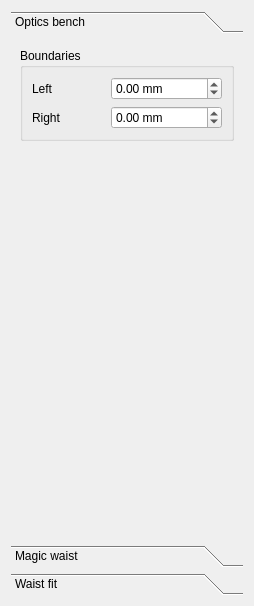
krokosik/GaussianBeam, file gui/GaussianBeamWidget.ui: the form before one commit.
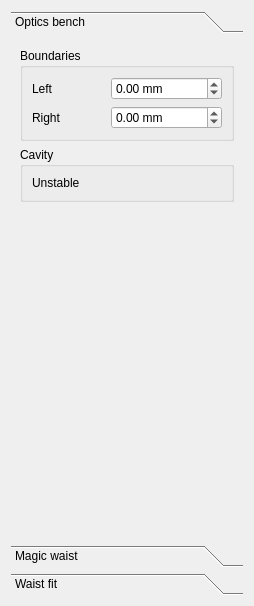
The form after the commit. Icons and pictures are not drawn.

Commit message: Progress on the cavity front

What changed in the file:
```diff
--- a/gui/GaussianBeamWidget.ui
+++ b/gui/GaussianBeamWidget.ui
@@ -44,7 +44,7 @@
         <attribute name="label" >
          <string>Optics bench</string>
         </attribute>
-        <layout class="QVBoxLayout" >
+        <layout class="QVBoxLayout" name="verticalLayout_2" >
          <item>
           <widget class="QGroupBox" name="groupBox" >
            <property name="title" >
@@ -100,6 +100,22 @@
            </layout>
           </widget>
          </item>
+         <item>
+          <widget class="QGroupBox" name="groupBox_2" >
+           <property name="title" >
+            <string>Cavity</string>
+           </property>
+           <layout class="QVBoxLayout" name="verticalLayout" >
+            <item>
+             <widget class="QLabel" name="cavityLabel" >
+              <property name="text" >
+               <string>Unstable</string>
+              </property>
+             </widget>
+            </item>
+           </layout>
+          </widget>
+         </item>
          <item>
           <spacer>
            <property name="orientation" >
```
Left out of the diff: 8 changed lines with no effect on the pictures. The commit also changes 7 other files.
